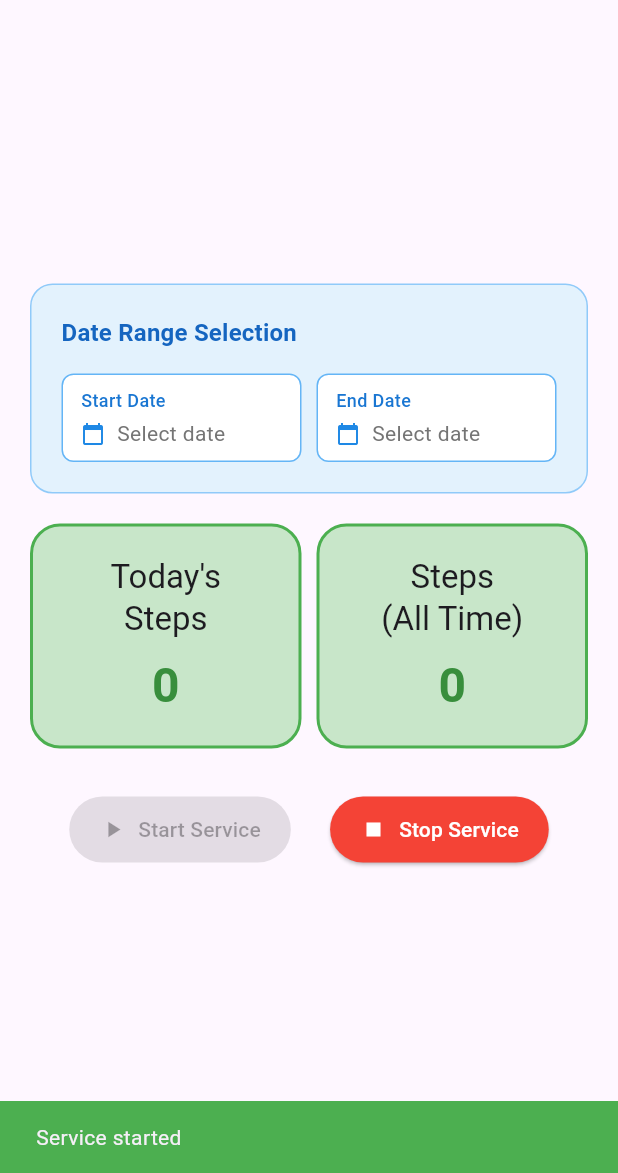
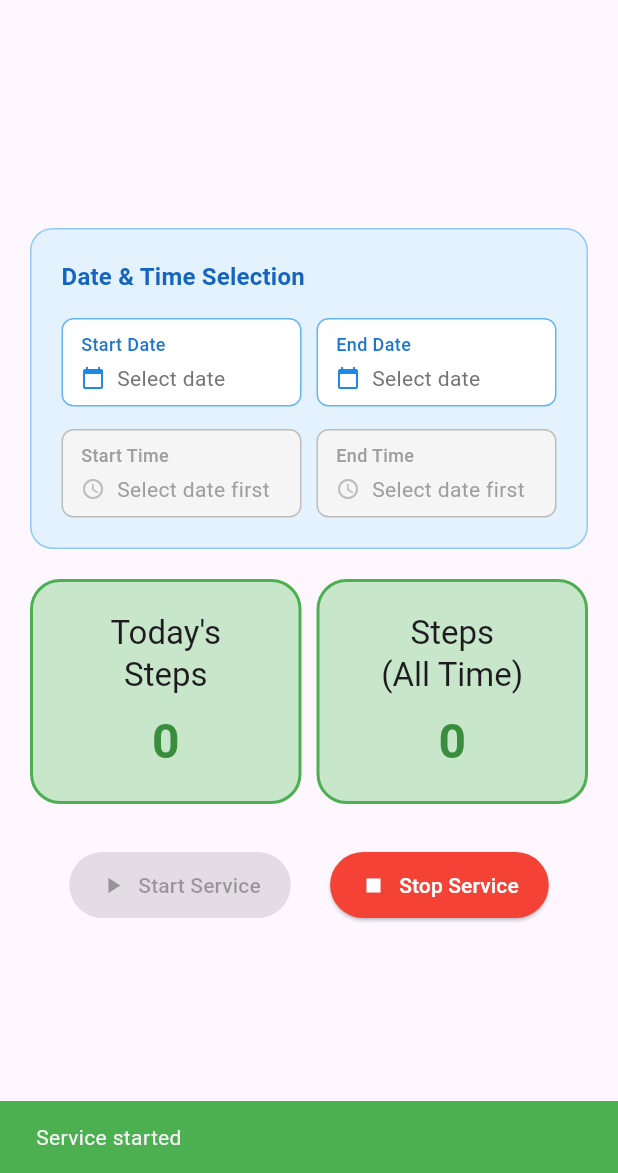
Before and after one commit to Dajiraj-Infotech/steps_count, a Flutter app: the screen it shows after launch, after a tap on "Start Service", on a phone screen of 412 x 824 dp, the part 63-1236 px from its top. Run offline on Flutter 3.47's test engine with Material 3 defaults, Android fonts, the phone set to English and light mode, and no system bars; our stand-ins replace permission_handler, plugin_platform_interface.

Commit message:
Add time selection functionality to HomeScreen; integrate DateTimeSelector widget for improved date and time management

```diff
--- a/example/lib/home_screen.dart
+++ b/example/lib/home_screen.dart
@@ -3,6 +3,7 @@ import 'package:flutter/services.dart';
 import 'package:permission_handler/permission_handler.dart';
 import 'package:steps_count/steps_count.dart';
 import 'package:steps_count_example/utils/app_utils.dart';
+import 'package:steps_count_example/widgets/date_time_selector.dart';
 
 class HomeScreen extends StatefulWidget {
   const HomeScreen({super.key});
@@ -23,6 +24,10 @@ class _HomeScreenState extends State<HomeScreen> with WidgetsBindingObserver {
   // Date selection variables
   DateTime? _startDate;
   DateTime? _endDate;
+
+  // Time selection variables
+  TimeOfDay? _startTime;
+  TimeOfDay? _endTime;
 
   @override
   void initState() {
@@ -119,8 +124,8 @@ class _HomeScreenState extends State<HomeScreen> with WidgetsBindingObserver {
     try {
       // Today's step count
       final now = DateTime.now();
-      final todayStartDate = now.startOfDay();
-      final todayEndDate = now.endOfDay();
+      final todayStartDate = now;
+      final todayEndDate = now;
       _todayStepCount = await _stepsCounterPlugin.getStepCount(
         startDate: todayStartDate,
         endDate: todayEndDate,
@@ -136,8 +141,30 @@ class _HomeScreenState extends State<HomeScreen> with WidgetsBindingObserver {
   Future<void> _updateFilteredStepCount() async {
     try {
       // Filtered step count
-      final startDate = _startDate?.startOfDay();
-      final endDate = _endDate?.endOfDay();
+      DateTime? startDate = _startDate;
+      DateTime? endDate = _endDate;
+
+      // Apply time information if available
+      if (_startDate != null && _startTime != null) {
+        startDate = DateTime(
+          _startDate!.year,
+          _startDate!.month,
+          _startDate!.day,
+          _startTime!.hour,
+          _startTime!.minute,
+        );
+      }
+
+      if (_endDate != null && _endTime != null) {
+        endDate = DateTime(
+          _endDate!.year,
+          _endDate!.month,
+          _endDate!.day,
+          _endTime!.hour,
+          _endTime!.minute,
+        );
+      }
+
       _stepCount = await _stepsCounterPlugin.getStepCount(
         startDate: startDate,
         endDate: endDate,
@@ -200,38 +227,19 @@ class _HomeScreenState extends State<HomeScreen> with WidgetsBindingObserver {
     }
   }
 
-  Future<void> _selectStartDate() async {
-    final picked = await AppUtils.selectDateTime(
-      context: context,
-      initialDate: _startDate ?? DateTime.now(),
-    );
-    if (picked != null && picked != _startDate) {
-      _startDate = picked;
-      if (_endDate != null && _endDate!.isBefore(picked)) {
-        _endDate = picked;
-      }
-      setState(() {});
-      _updateFilteredStepCount();
-    }
-  }
 
-  Future<void> _selectEndDate() async {
-    final picked = await AppUtils.selectDateTime(
-      context: context,
-      initialDate: _endDate ?? DateTime.now(),
-      firstDate: _startDate,
-      lastDate: DateTime.now(),
-    );
-    if (picked != null && picked != _endDate) {
-      setState(() => _endDate = picked);
-      _updateFilteredStepCount();
-    }
+  bool _isTimeAfter(TimeOfDay time1, TimeOfDay time2) {
+    final minutes1 = time1.hour * 60 + time1.minute;
+    final minutes2 = time2.hour * 60 + time2.minute;
+    return minutes1 < minutes2;
   }
 
   void _clearDateRange() {
     setState(() {
       _startDate = null;
       _endDate = null;
+      _startTime = null;
+      _endTime = null;
     });
     _updateTodayStepCount();
     _updateFilteredStepCount();
@@ -276,113 +284,41 @@ class _HomeScreenState extends State<HomeScreen> with WidgetsBindingObserver {
   }
 
   Widget _buildDateSelectionSection() {
-    return Container(
-      padding: const EdgeInsets.all(20),
-      decoration: BoxDecoration(
-        color: Colors.blue.shade50,
-        borderRadius: BorderRadius.circular(15),
-        border: Border.all(color: Colors.blue.shade200, width: 1),
-      ),
-      child: Column(
-        crossAxisAlignment: CrossAxisAlignment.start,
-        children: [
-          Row(
-            mainAxisAlignment: MainAxisAlignment.spaceBetween,
-            children: [
-              Text(
-                'Date Range Selection',
-                style: Theme.of(context).textTheme.titleMedium?.copyWith(
-                  fontWeight: FontWeight.bold,
-                  color: Colors.blue.shade800,
-                ),
-              ),
-              if (_startDate != null || _endDate != null)
-                TextButton(
-                  onPressed: _clearDateRange,
-                  child: const Text(
-                    'Clear date range',
-                    style: TextStyle(color: Colors.red),
-                  ),
-                ),
-            ],
-          ),
-          const SizedBox(height: 15),
-          Row(
-            children: [
-              Expanded(
-                child: _buildDateSelector(
-                  label: 'Start Date',
-                  date: _startDate,
-                  onTap: _selectStartDate,
-                ),
-              ),
-              const SizedBox(width: 10),
-              Expanded(
-                child: _buildDateSelector(
-                  label: 'End Date',
-                  date: _endDate,
-                  onTap: _selectEndDate,
-                ),
-              ),
-            ],
-          ),
-        ],
-      ),
+    return DateTimeSelector(
+      startDate: _startDate,
+      endDate: _endDate,
+      startTime: _startTime,
+      endTime: _endTime,
+      onStartDateSelected: (date) {
+        setState(() {
+          _startDate = date;
+          if (_endDate != null && _endDate!.isBefore(date!)) {
+            _endDate = date;
+          }
+        });
+        _updateFilteredStepCount();
+      },
+      onEndDateSelected: (date) {
+        setState(() => _endDate = date);
+        _updateFilteredStepCount();
+      },
+      onStartTimeSelected: (time) {
+        setState(() {
+          _startTime = time;
+          if (_endTime != null && _isTimeAfter(_endTime!, time!)) {
+            _endTime = time;
+          }
+        });
+        _updateFilteredStepCount();
+      },
+      onEndTimeSelected: (time) {
+        setState(() => _endTime = time);
+        _updateFilteredStepCount();
+      },
+      onClearSelection: _clearDateRange,
     );
   }
 
-  Widget _buildDateSelector({
-    required String label,
-    required DateTime? date,
-    required VoidCallback onTap,
-  }) {
-    return GestureDetector(
-      onTap: onTap,
-      child: Container(
-        padding: const EdgeInsets.symmetric(horizontal: 12, vertical: 8),
-        decoration: BoxDecoration(
-          color: Colors.white,
-          borderRadius: BorderRadius.circular(8),
-          border: Border.all(color: Colors.blue.shade300),
-        ),
-        child: Column(
-          crossAxisAlignment: CrossAxisAlignment.start,
-          children: [
-            Text(
-              label,
-              style: TextStyle(
-                fontSize: 12,
-                color: Colors.blue.shade700,
-                fontWeight: FontWeight.w500,
-              ),
-            ),
-            const SizedBox(height: 4),
-            Row(
-              children: [
-                Icon(
-                  Icons.calendar_today,
-                  size: 16,
-                  color: Colors.blue.shade600,
-                ),
-                const SizedBox(width: 8),
-                Expanded(
-                  child: Text(
-                    date != null ? AppUtils.formatDate(date) : 'Select date',
-                    style: TextStyle(
-                      fontSize: 14,
-                      color: date != null
-                          ? Colors.black87
-                          : Colors.grey.shade600,
-                    ),
-                  ),
-                ),
-              ],
-            ),
-          ],
-        ),
-      ),
-    );
-  }
 
   Widget _buildTodayCountContainer() {
     return Container(
--- a/example/lib/utils/app_utils.dart
+++ b/example/lib/utils/app_utils.dart
@@ -4,6 +4,11 @@ class AppUtils {
   /// Formats a DateTime object to DD/MM/YYYY format
   static String formatDate(DateTime date) {
     return '${date.day}/${date.month}/${date.year}';
+  }
+
+  /// Formats a TimeOfDay object to HH:MM format
+  static String formatTime(TimeOfDay time) {
+    return '${time.hour.toString().padLeft(2, '0')}:${time.minute.toString().padLeft(2, '0')}';
   }
 
   /// Shows a snackbar with the given message and optional color
@@ -37,14 +42,14 @@ class AppUtils {
       lastDate: lastDate ?? DateTime.now(),
     );
   }
-}
 
-extension DateTimeExtension on DateTime {
-  DateTime startOfDay() {
-    return DateTime.utc(year, month, day, 0, 0, 0, 0, 0);
-  }
-
-  DateTime endOfDay() {
-    return DateTime.utc(year, month, day, 23, 59, 59, 999, 999);
+  static Future<TimeOfDay?> selectTime({
+    required BuildContext context,
+    TimeOfDay? initialTime,
+  }) async {
+    return await showTimePicker(
+      context: context,
+      initialTime: initialTime ?? TimeOfDay.now(),
+    );
   }
 }
--- /dev/null
+++ b/example/lib/widgets/date_time_selector.dart
@@ -0,0 +1,341 @@
+import 'package:flutter/material.dart';
+import '../utils/app_utils.dart';
+
+/// A callback function type for date selection
+typedef DateSelectedCallback = void Function(DateTime? date);
+
+/// A callback function type for time selection
+typedef TimeSelectedCallback = void Function(TimeOfDay? time);
+
+/// A callback function type for clearing all selections
+typedef ClearSelectionCallback = void Function();
+
+/// A reusable widget for date and time selection with callbacks
+class DateTimeSelector extends StatelessWidget {
+  /// The selected start date
+  final DateTime? startDate;
+
+  /// The selected end date
+  final DateTime? endDate;
+
+  /// The selected start time
+  final TimeOfDay? startTime;
+
+  /// The selected end time
+  final TimeOfDay? endTime;
+
+  /// Callback when start date is selected
+  final DateSelectedCallback? onStartDateSelected;
+
+  /// Callback when end date is selected
+  final DateSelectedCallback? onEndDateSelected;
+
+  /// Callback when start time is selected
+  final TimeSelectedCallback? onStartTimeSelected;
+
+  /// Callback when end time is selected
+  final TimeSelectedCallback? onEndTimeSelected;
+
+  /// Callback when clear selection is pressed
+  final ClearSelectionCallback? onClearSelection;
+
+  /// Whether to show the clear button
+  final bool showClearButton;
+
+  /// Custom title for the selector
+  final String? title;
+
+  /// Custom styling for the container
+  final BoxDecoration? containerDecoration;
+
+  /// Custom text style for the title
+  final TextStyle? titleStyle;
+
+  const DateTimeSelector({
+    super.key,
+    this.startDate,
+    this.endDate,
+    this.startTime,
+    this.endTime,
+    this.onStartDateSelected,
+    this.onEndDateSelected,
+    this.onStartTimeSelected,
+    this.onEndTimeSelected,
+    this.onClearSelection,
+    this.showClearButton = true,
+    this.title,
+    this.containerDecoration,
+    this.titleStyle,
+  });
+
+  @override
+  Widget build(BuildContext context) {
+    return Container(
+      padding: const EdgeInsets.all(20),
+      decoration:
+          containerDecoration ??
+          BoxDecoration(
+            color: Colors.blue.shade50,
+            borderRadius: BorderRadius.circular(15),
+            border: Border.all(color: Colors.blue.shade200, width: 1),
+          ),
+      child: Column(
+        crossAxisAlignment: CrossAxisAlignment.start,
+        children: [
+          Row(
+            mainAxisAlignment: MainAxisAlignment.spaceBetween,
+            children: [
+              Text(
+                title ?? 'Date & Time Selection',
+                style:
+                    titleStyle ??
+                    Theme.of(context).textTheme.titleMedium?.copyWith(
+                      fontWeight: FontWeight.bold,
+                      color: Colors.blue.shade800,
+                    ),
+              ),
+              if (showClearButton && _hasAnySelection())
+                TextButton(
+                  onPressed: onClearSelection,
+                  child: const Text(
+                    'Clear filters',
+                    style: TextStyle(color: Colors.red),
+                  ),
+                ),
+            ],
+          ),
+          const SizedBox(height: 15),
+          Row(
+            children: [
+              Expanded(
+                child: _buildDateSelector(
+                  label: 'Start Date',
+                  date: startDate,
+                  onTap: () => _selectStartDate(context),
+                ),
+              ),
+              const SizedBox(width: 10),
+              Expanded(
+                child: _buildDateSelector(
+                  label: 'End Date',
+                  date: endDate,
+                  onTap: () => _selectEndDate(context),
+                ),
+              ),
+            ],
+          ),
+          const SizedBox(height: 15),
+          Row(
+            children: [
+              Expanded(
+                child: _buildTimeSelector(
+                  label: 'Start Time',
+                  time: startTime,
+                  onTap: () => _selectStartTime(context),
+                  isEnabled: startDate != null,
+                ),
+              ),
+              const SizedBox(width: 10),
+              Expanded(
+                child: _buildTimeSelector(
+                  label: 'End Time',
+                  time: endTime,
+                  onTap: () => _selectEndTime(context),
+                  isEnabled: endDate != null,
+                ),
+              ),
+            ],
+          ),
+        ],
+      ),
+    );
+  }
+
+  /// Checks if any date or time is selected
+  bool _hasAnySelection() {
+    return startDate != null ||
+        endDate != null ||
+        startTime != null ||
+        endTime != null;
+  }
+
+  /// Shows a message that date selection is required before time selection
+  void _showDateRequiredMessage(BuildContext context, String dateType) {
+    ScaffoldMessenger.of(context).showSnackBar(
+      SnackBar(
+        content: Text('Please select $dateType first before selecting time'),
+        backgroundColor: Colors.orange,
+        duration: const Duration(seconds: 2),
+      ),
+    );
+  }
+
+  /// Handles start date selection
+  Future<void> _selectStartDate(BuildContext context) async {
+    final picked = await AppUtils.selectDateTime(
+      context: context,
+      initialDate: startDate ?? DateTime.now(),
+    );
+    if (picked != null && picked != startDate) {
+      onStartDateSelected?.call(picked);
+    }
+  }
+
+  /// Handles end date selection
+  Future<void> _selectEndDate(BuildContext context) async {
+    final picked = await AppUtils.selectDateTime(
+      context: context,
+      initialDate: endDate ?? DateTime.now(),
+      firstDate: startDate,
+      lastDate: DateTime.now(),
+    );
+    if (picked != null && picked != endDate) {
+      onEndDateSelected?.call(picked);
+    }
+  }
+
+  /// Handles start time selection
+  Future<void> _selectStartTime(BuildContext context) async {
+    if (startDate == null) {
+      _showDateRequiredMessage(context, 'Start Date');
+      return;
+    }
+
+    final picked = await AppUtils.selectTime(
+      context: context,
+      initialTime: startTime,
+    );
+    if (picked != null && picked != startTime) {
+      onStartTimeSelected?.call(picked);
+    }
+  }
+
+  /// Handles end time selection
+  Future<void> _selectEndTime(BuildContext context) async {
+    if (endDate == null) {
+      _showDateRequiredMessage(context, 'End Date');
+      return;
+    }
+
+    final picked = await AppUtils.selectTime(
+      context: context,
+      initialTime: endTime,
+    );
+    if (picked != null && picked != endTime) {
+      onEndTimeSelected?.call(picked);
+    }
+  }
+
+  /// Builds a date selector widget
+  Widget _buildDateSelector({
+    required String label,
+    required DateTime? date,
+    required VoidCallback onTap,
+  }) {
+    return GestureDetector(
+      onTap: onTap,
+      child: Container(
+        padding: const EdgeInsets.symmetric(horizontal: 12, vertical: 8),
+        decoration: BoxDecoration(
+          color: Colors.white,
+          borderRadius: BorderRadius.circular(8),
+          border: Border.all(color: Colors.blue.shade300),
+        ),
+        child: Column(
+          crossAxisAlignment: CrossAxisAlignment.start,
+          children: [
+            Text(
+              label,
+              style: TextStyle(
+                fontSize: 12,
+                color: Colors.blue.shade700,
+                fontWeight: FontWeight.w500,
+              ),
+            ),
+            const SizedBox(height: 4),
+            Row(
+              children: [
+                Icon(
+                  Icons.calendar_today,
+                  size: 16,
+                  color: Colors.blue.shade600,
+                ),
+                const SizedBox(width: 8),
+                Expanded(
+                  child: Text(
+                    date != null ? AppUtils.formatDate(date) : 'Select date',
+                    style: TextStyle(
+                      fontSize: 14,
+                      color: date != null
+                          ? Colors.black87
+                          : Colors.grey.shade600,
+                    ),
+                  ),
+                ),
+              ],
+            ),
+          ],
+        ),
+      ),
+    );
+  }
+
+  /// Builds a time selector widget
+  Widget _buildTimeSelector({
+    required String label,
+    required TimeOfDay? time,
+    required VoidCallback onTap,
+    required bool isEnabled,
+  }) {
+    return GestureDetector(
+      onTap: isEnabled ? onTap : null,
+      child: Container(
+        padding: const EdgeInsets.symmetric(horizontal: 12, vertical: 8),
+        decoration: BoxDecoration(
+          color: isEnabled ? Colors.white : Colors.grey.shade100,
+          borderRadius: BorderRadius.circular(8),
+          border: Border.all(
+            color: isEnabled ? Colors.blue.shade300 : Colors.grey.shade400,
+          ),
+        ),
+        child: Column(
+          crossAxisAlignment: CrossAxisAlignment.start,
+          children: [
+            Text(
+              label,
+              style: TextStyle(
+                fontSize: 12,
+                color: isEnabled ? Colors.blue.shade700 : Colors.grey.shade500,
+                fontWeight: FontWeight.w500,
+              ),
+            ),
+            const SizedBox(height: 4),
+            Row(
+              children: [
+                Icon(
+                  Icons.access_time,
+                  size: 16,
+                  color: isEnabled ? Colors.blue.shade600 : Colors.grey.shade400,
+                ),
+                const SizedBox(width: 8),
+                Expanded(
+                  child: Text(
+                    time != null
+                        ? AppUtils.formatTime(time)
+                        : (isEnabled ? 'Select time' : 'Select date first'),
+                    style: TextStyle(
+                      fontSize: 14,
+                      color: time != null
+                          ? Colors.black87
+                          : (isEnabled ? Colors.grey.shade600 : Colors.grey.shade500),
+                    ),
+                  ),
+                ),
+              ],
+            ),
+          ],
+        ),
+      ),
+    );
+  }
+}
```
